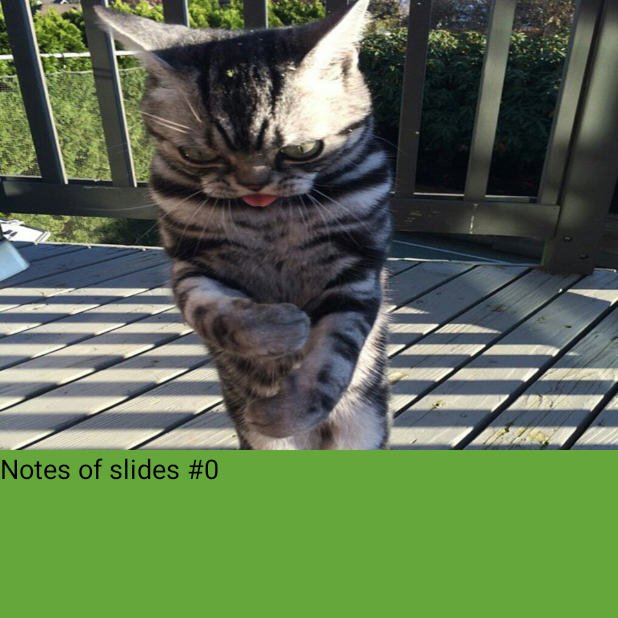
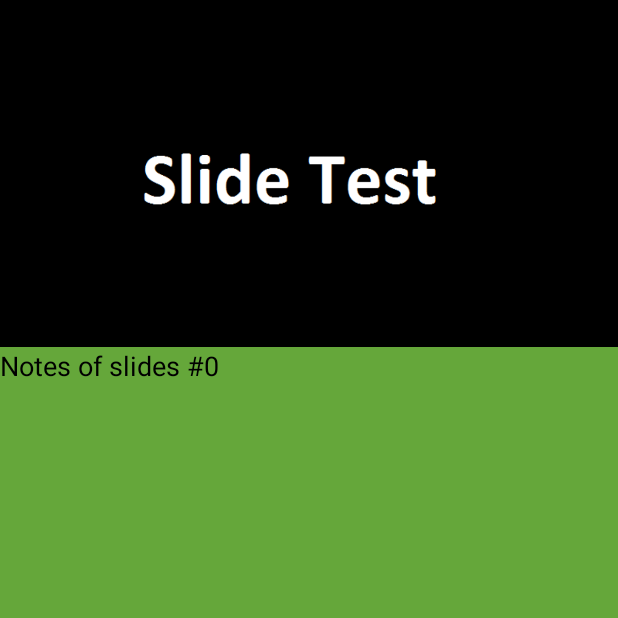
Before and after one commit to LHagendoorn/wePresent, an Android app: the SlideViewActivity screen opened directly, with no data from a screen before it, on a phone screen of 412 x 824 dp, the top half of it. Run offline under Robolectric (Android 15) with nearby library versions, the phone set to English and light mode, and no system bars.

Commit message:
Various stuff in slide activity and all

```diff
--- a/Project/app/src/main/java/wepresent/wepresent/SlideViewActivity.java
+++ b/Project/app/src/main/java/wepresent/wepresent/SlideViewActivity.java
@@ -31,7 +31,17 @@ public class SlideViewActivity extends Activity  {
             value = extras.getInt("SlideNumber");
         }
 
+        Display display = getWindowManager().getDefaultDisplay();
+        Point size = new Point();
+        display.getSize(size);
+        int width = size.x;
+        int height = (int) (width * 0.5625);
+
         imageView = (ImageView) findViewById(R.id.slideViewImage); // TODO obtain proper image and notes for selected slide
+        LayoutParams lp = imageView.getLayoutParams();
+        lp.width = width;
+        lp.height = height;
+        imageView.requestLayout(); // Scale to 16:9 format based on size of screen
 
         textView = (TextView) findViewById(R.id.slideViewNotes);
         textView.setText("Notes of slides #" + Integer.toString(value));
--- a/Project/app/src/main/java/wepresent/wepresent/SlidesActivity.java
+++ b/Project/app/src/main/java/wepresent/wepresent/SlidesActivity.java
@@ -43,16 +43,16 @@ public class SlidesActivity extends Activity  {
         for (int i = 0; i < 4; i++) { // TODO yet to be used on an image set. Also requires server communication
             ImageButton imageButton = new ImageButton(this);
             imageButton.setId(i);
-            imageButton.setImageResource(R.drawable.blapp); // Insert image
+            imageButton.setImageResource(R.drawable.test); // Insert image (simple 16:9 image for now)
             imageButton.setLayoutParams(lpView); // Adjust image button size
             imageButton.setScaleType(ImageView.ScaleType.CENTER_INSIDE); // Scale of image in button
             linLayout.addView(imageButton, lpView);
             imageButton.setOnClickListener(new View.OnClickListener() {
                 @Override
-                public void onClick(View v) {
+                public void onClick(View v) { // On click event, brings to slide view activity
                     Intent intent = new Intent(getApplicationContext(), SlideViewActivity.class);
                     System.out.println(v.getId());
-                    intent.putExtra("SlideNumber",v.getId());
+                    intent.putExtra("SlideNumber",v.getId()); // Send extra variable
                     startActivity(intent);
                 }
             });
--- a/Project/app/src/main/res/layout/activity_slide_view.xml
+++ b/Project/app/src/main/res/layout/activity_slide_view.xml
@@ -2,6 +2,11 @@
 <FrameLayout xmlns:android="http://schemas.android.com/apk/res/android"
     android:orientation="vertical" android:layout_width="match_parent"
     android:layout_height="match_parent" android:background="#ff65a73a">
+
+    <ScrollView
+        android:layout_width="fill_parent"
+        android:layout_height="fill_parent"
+        android:id="@+id/scrollView2" >
 
         <LinearLayout
             android:orientation="vertical"
@@ -11,11 +16,11 @@
 
             <ImageView
                 android:layout_width="match_parent"
-            android:layout_height="300dip"
+                android:layout_height="250dip"
                 android:id="@+id/slideViewImage"
                 android:layout_gravity="center_horizontal|top"
-            android:scaleType="fitCenter"
-            android:background="@drawable/blapp" />
+                android:scaleType="centerInside"
+                android:background="@drawable/test" />
 
             <TextView
                 android:layout_width="wrap_content"
@@ -24,5 +29,8 @@
                 android:text="Medium Text"
                 android:id="@+id/slideViewNotes"
                 android:textColor="#ff000000" />
+
         </LinearLayout>
+    </ScrollView>
+
 </FrameLayout>
```
Also changed, not shown: Project/app/src/main/res/drawable/test.jpg (added). Lines whose indentation alone changed are shown as unchanged.
